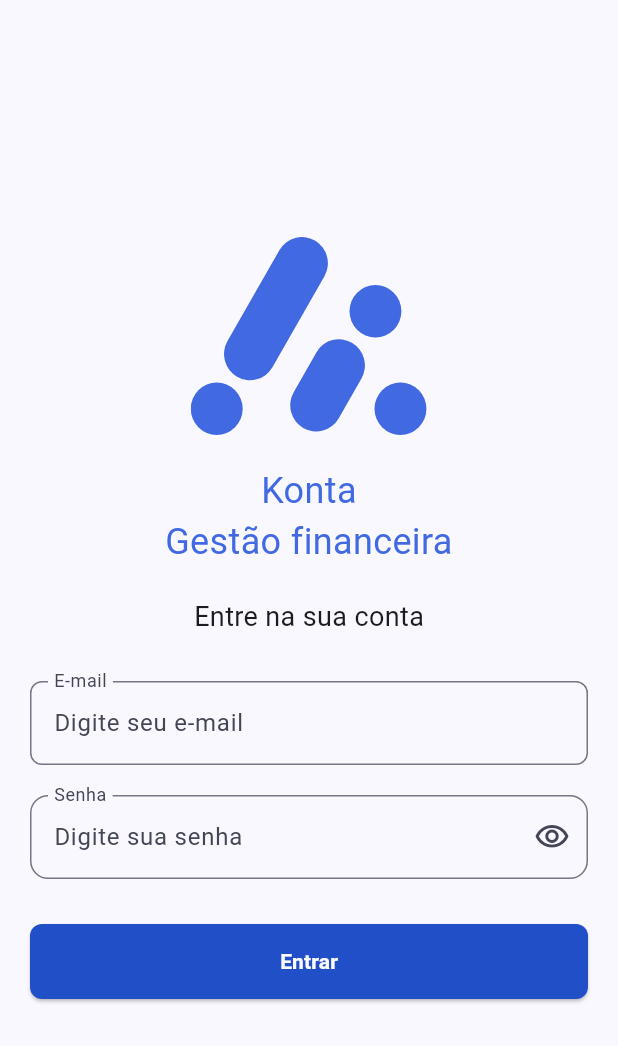
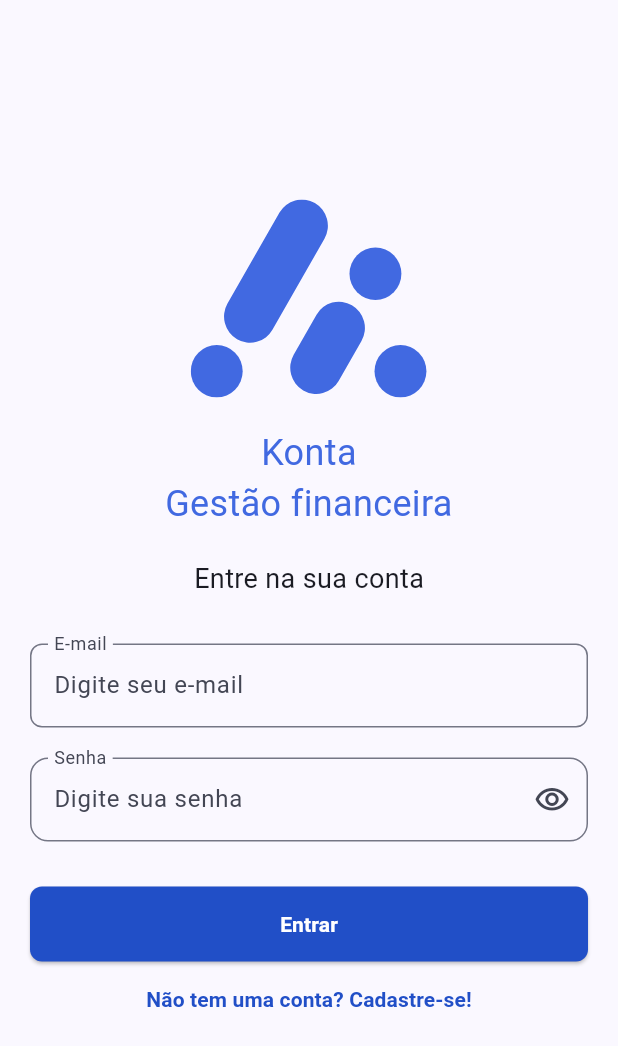
Before and after one commit to LuizHFJesus/konta_app, a Flutter app: the screen it shows after launch, on a phone screen of 412 x 824 dp. Shown: the top 1046 px of the screen. Run offline on Flutter 3.47's test engine with Material 3 defaults, Android fonts, the phone set to English and light mode, and no system bars; our stand-ins replace flutter_svg, get, get_it, go_router, google_fonts; Roboto replaces fonts that are missing (Vazirmatn).

Commit message:
feat(auth): create sign up screen UI, controller and state

```diff
--- a/lib/common/widgets/custom_elevated_button.dart
+++ b/lib/common/widgets/custom_elevated_button.dart
@@ -42,7 +42,12 @@ class CustomElevatedButton extends StatelessWidget {
                 spacing: 8,
                 mainAxisAlignment: MainAxisAlignment.center,
                 children: [
-                  if (prefixIcon != null) prefixIcon!,
+                  if (prefixIcon != null)
+                    SizedBox(
+                      height: 20,
+                      width: 20,
+                      child: prefixIcon,
+                    ),
                   Text(
                     text,
                     style: const TextStyle(
@@ -50,7 +55,12 @@ class CustomElevatedButton extends StatelessWidget {
                       fontWeight: FontWeight.bold,
                     ),
                   ),
-                  if (suffixIcon != null) suffixIcon!,
+                  if (suffixIcon != null)
+                    SizedBox(
+                      height: 20,
+                      width: 20,
+                      child: suffixIcon,
+                    ),
                 ],
               ),
       ),
--- /dev/null
+++ b/lib/common/widgets/custom_text_button.dart
@@ -0,0 +1,34 @@
+import 'package:flutter/material.dart';
+
+class CustomTextButton extends StatelessWidget {
+  const CustomTextButton({
+    super.key,
+    required this.text,
+    this.onPressed,
+  });
+
+  final String text;
+  final VoidCallback? onPressed;
+
+  @override
+  Widget build(BuildContext context) {
+    return SizedBox(
+      height: 50,
+      child: TextButton(
+        onPressed: onPressed,
+        style: TextButton.styleFrom(
+          shape: RoundedRectangleBorder(
+            borderRadius: BorderRadius.circular(8),
+          ),
+        ),
+        child: Text(
+          text,
+          style: TextStyle(
+            color: Theme.of(context).colorScheme.primary,
+            fontWeight: FontWeight.bold,
+          ),
+        ),
+      ),
+    );
+  }
+}
--- a/lib/feature/auth/view/auth_controller.dart
+++ b/lib/feature/auth/view/auth_controller.dart
@@ -6,12 +6,15 @@ class AuthController extends GetxController {
 
   final emailController = TextEditingController();
   final passwordController = TextEditingController();
+  final confirmPasswordController = TextEditingController();
 
   final _obscurePassword = true.obs;
   final _isSubmitting = false.obs;
+  final _isLoginMode = true.obs;
 
   bool get obscurePassword => _obscurePassword.value;
   bool get isSubmitting => _isSubmitting.value;
+  bool get isLoginMode => _isLoginMode.value;
 
   String? validateEmail(String? value) {
     if (value == null || value.isEmpty) return 'Informe o e-mail';
@@ -35,6 +38,12 @@ class AuthController extends GetxController {
     return null;
   }
 
+  String? validateConfirmPassword(String? value) {
+    if (value == null || value.isEmpty) return 'Confirme a senha';
+    if (value != passwordController.text) return 'As senhas não coincidem';
+    return null;
+  }
+
   void toggleObscurePassword() =>
       _obscurePassword.value = !_obscurePassword.value;
 
@@ -43,11 +52,19 @@ class AuthController extends GetxController {
     if (!valid) return;
 
     _isSubmitting.value = true;
-    await login();
+    await Future.delayed(const Duration(seconds: 1));
+    if (isLoginMode) {
+      await login();
+    } else {
+      await register();
+    }
   }
 
   Future<void> login() async {
-    await Future.delayed(const Duration(seconds: 1));
+    _isSubmitting.value = false;
+  }
+
+  Future<void> register() async {
     _isSubmitting.value = false;
   }
 
@@ -55,10 +72,12 @@ class AuthController extends GetxController {
   void onClose() {
     emailController.dispose();
     passwordController.dispose();
+    confirmPasswordController.dispose();
     super.onClose();
   }
 
   void toggleMode() {
+    _isLoginMode.value = !_isLoginMode.value;
     _isSubmitting.value = false;
     _clearFields();
     _obscurePassword.value = true;
@@ -68,5 +87,6 @@ class AuthController extends GetxController {
   void _clearFields() {
     emailController.clear();
     passwordController.clear();
+    confirmPasswordController.clear();
   }
 }
--- a/lib/feature/auth/view/auth_view.dart
+++ b/lib/feature/auth/view/auth_view.dart
@@ -1,9 +1,10 @@
 import 'package:flutter/material.dart';
 import 'package:flutter_svg/flutter_svg.dart';
-import 'package:get/get_state_manager/src/rx_flutter/rx_obx_widget.dart';
+import 'package:get/get.dart';
 import 'package:google_fonts/google_fonts.dart';
 import 'package:konta_app/app/di/dependency_injection.dart';
 import 'package:konta_app/common/widgets/custom_elevated_button.dart';
+import 'package:konta_app/common/widgets/custom_text_button.dart';
 import 'package:konta_app/feature/auth/view/auth_controller.dart';
 
 class AuthView extends StatefulWidget {
@@ -22,7 +23,8 @@ class _AuthViewState extends State<AuthView> {
       body: Padding(
         padding: const EdgeInsets.symmetric(horizontal: 20, vertical: 60),
         child: Center(
-          child: Form(
+          child: Obx(
+            () => Form(
               key: controller.formKey,
               child: SingleChildScrollView(
                 child: Column(
@@ -33,9 +35,15 @@ class _AuthViewState extends State<AuthView> {
                     _buildEmailField(),
                     const SizedBox(height: 20),
                     _buildPasswordField(),
+                    if (!controller.isLoginMode) ...[
+                      const SizedBox(height: 20),
+                      _buildConfirmPasswordField(),
+                    ],
                     const SizedBox(height: 30),
-                  _buildSubmitButton()
+                    _buildSubmitButton(),
+                    _buildToggleModeButton(),
                   ],
+                ),
               ),
             ),
           ),
@@ -64,9 +72,9 @@ class _AuthViewState extends State<AuthView> {
           textAlign: TextAlign.center,
         ),
         const SizedBox(height: 20),
-        const Text(
-          'Entre na sua conta',
-          style: TextStyle(fontSize: 18),
+        Text(
+          controller.isLoginMode ? 'Entre na sua conta' : 'Crie uma nova conta',
+          style: const TextStyle(fontSize: 18),
         ),
       ],
     );
@@ -88,11 +96,12 @@ class _AuthViewState extends State<AuthView> {
   }
 
   Widget _buildPasswordField() {
-    return Obx(
-      () => TextFormField(
+    return TextFormField(
       controller: controller.passwordController,
       obscureText: controller.obscurePassword,
-        textInputAction: TextInputAction.done,
+      textInputAction: controller.isLoginMode
+          ? TextInputAction.done
+          : TextInputAction.next,
       decoration: InputDecoration(
         labelText: 'Senha',
         hintText: 'Digite sua senha',
@@ -108,17 +117,48 @@ class _AuthViewState extends State<AuthView> {
         ),
       ),
       validator: controller.validatePassword,
+    );
+  }
+
+  Widget _buildConfirmPasswordField() {
+    return TextFormField(
+      controller: controller.confirmPasswordController,
+      obscureText: controller.obscurePassword,
+      textInputAction: TextInputAction.done,
+      decoration: InputDecoration(
+        labelText: 'Confirmar senha',
+        hintText: 'Digite novamente sua senha',
+        floatingLabelBehavior: FloatingLabelBehavior.always,
+        suffixIcon: IconButton(
+          icon: Icon(
+            controller.obscurePassword
+                ? Icons.visibility_outlined
+                : Icons.visibility_off_outlined,
           ),
+          onPressed: controller.toggleObscurePassword,
+        ),
+        border: OutlineInputBorder(borderRadius: BorderRadius.circular(12)),
+      ),
+      validator: controller.validateConfirmPassword,
     );
   }
 
   Widget _buildSubmitButton() {
-    return Obx(
-      () => CustomElevatedButton(
-        text: 'Entrar',
+    return CustomElevatedButton(
+      text: controller.isLoginMode
+          ? 'Entrar'
+          : 'Cadastrar',
       isSubmitting: controller.isSubmitting,
       onPressed: controller.submit,
-      ),
+    );
+  }
+
+  Widget _buildToggleModeButton() {
+    return CustomTextButton(
+      text: controller.isLoginMode
+          ? 'Não tem uma conta? Cadastre-se!'
+          : 'Já tem uma conta? Entre aqui!',
+      onPressed: controller.isSubmitting ? null : controller.toggleMode,
     );
   }
 }
```
Also changed, not shown: 1 other file. Lines whose indentation alone changed are shown as unchanged.
